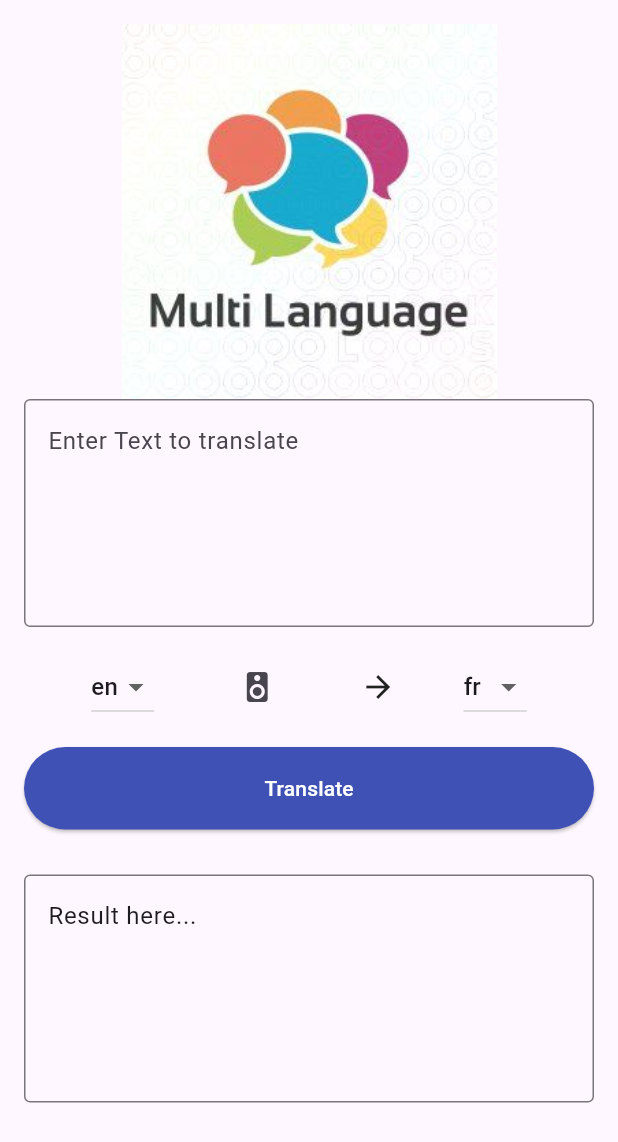
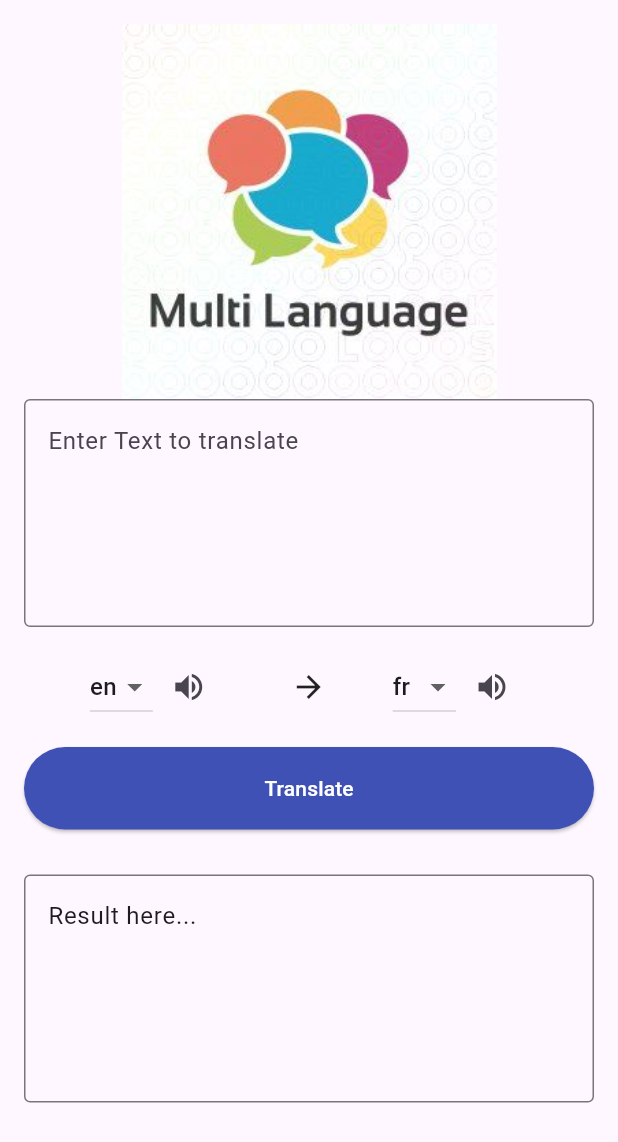
Before and after one commit to hazziii/hazifanasir, a Flutter app: the screen it shows once a user with an empty profile is signed in, on a phone screen of 412 x 824 dp. Shown: the top 1142 px of the screen. Run offline on Flutter 3.47's test engine with Material 3 defaults, Android fonts, the light colour scheme and no system bars; our stand-ins replace firebase_auth, firebase_core, flutter_tts; missing offline and left inert: translator; accounts and stored records are empty.

Commit message:
updated files

```diff
--- a/lib/pages/home_page.dart
+++ b/lib/pages/home_page.dart
@@ -12,7 +12,6 @@ import '../main.dart';
 
 class HomePage extends StatelessWidget {
   const HomePage({super.key});
-
 
   @override
   Widget build(BuildContext context) {
@@ -82,11 +81,16 @@ class _HomeScreenState extends State<HomeScreen> {
     });
   }
 
-
   final FlutterTts flutterTts = FlutterTts();
 
-  void speak(String text) async {
-    await flutterTts.setLanguage("en");
+  void speakInput(String text) async {
+    await flutterTts.setLanguage(inputLanguage);
+    await flutterTts.setPitch(1); //0.5 to 1.5
+    await flutterTts.speak(text);
+  }
+
+  void speakOutput(String text) async {
+    await flutterTts.setLanguage(outputLanguage);
     await flutterTts.setPitch(1); //0.5 to 1.5
     await flutterTts.speak(text);
   }
@@ -122,6 +126,8 @@ class _HomeScreenState extends State<HomeScreen> {
                       Row(
                         mainAxisAlignment: MainAxisAlignment.spaceEvenly,
                         children: [
+                          Row(
+                            children: [
                               DropdownButton<String>(
                                 value: inputLanguage,
                                 onChanged: (newValue) {
@@ -144,10 +150,15 @@ class _HomeScreenState extends State<HomeScreen> {
                                 }).toList(),
                               ),
                               IconButton(
-                            onPressed: () => speak(inputText),
-                            icon: Icon(Icons.speaker),
+                                onPressed: () =>
+                                    speakInput(inputText),
+                                icon: Icon(Icons.volume_up),
+                              ),
+                            ],
                           ),
                           Icon(Icons.arrow_forward_outlined),
+                          Row(
+                            children: [
                               DropdownButton<String>(
                                 value: outputLanguage,
                                 onChanged: (newValue) {
@@ -173,6 +184,13 @@ class _HomeScreenState extends State<HomeScreen> {
                                     child: Text(value),
                                   );
                                 }).toList(),
+                              ),
+                              IconButton(
+                                onPressed: () =>
+                                    speakOutput(outputController.text.toString()),
+                                icon: Icon(Icons.volume_up),
+                              ),
+                            ],
                           ),
                         ],
                       ),
--- a/lib/text_to_speech.dart
+++ b/lib/text_to_speech.dart
@@ -7,6 +7,8 @@ class TextToSpeech extends StatelessWidget {
   final TextEditingController textEditingController = TextEditingController();
   speak(String text) async {
     await flutterTts.setLanguage("en-US");
+
+    //await flutterTts.setLanguage("en-US");
     await flutterTts.setPitch(1); //0.5 to 1.5
     await flutterTts.speak(text);
   }
```
Lines whose indentation alone changed are shown as unchanged.
